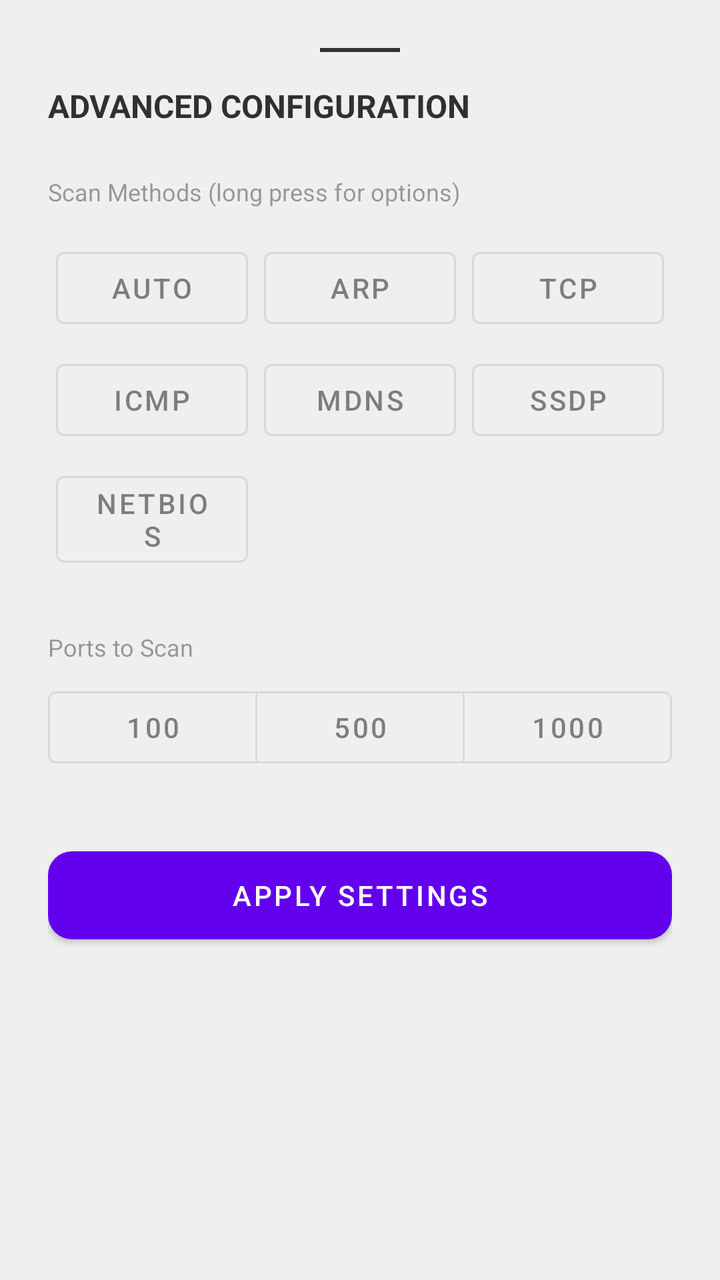
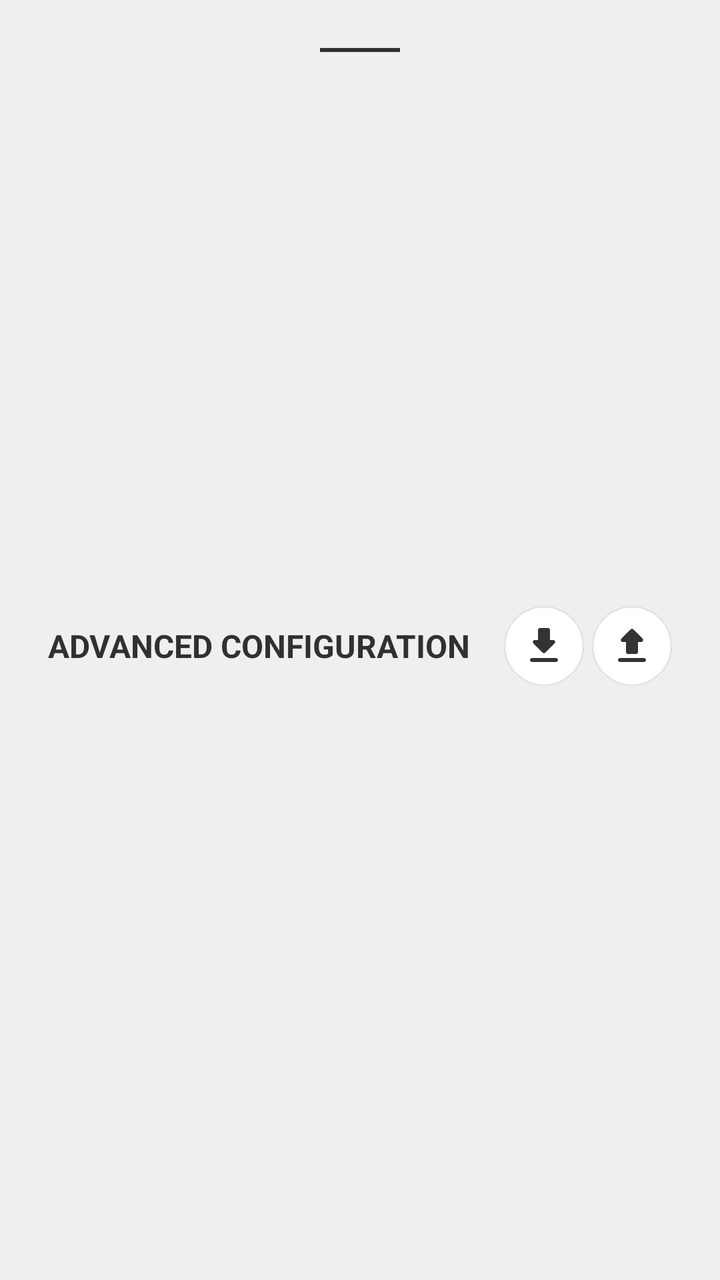

The first picture is an Android layout as it rendered before a commit; the second is the same layout after the commit. The layout source and the unified diff follow.
<!-- AndroidManifest.xml: application theme Theme.NetAnalyzer -->
<!-- res/layout/layout_advanced_settings.xml -->
<?xml version="1.0" encoding="utf-8"?>
<LinearLayout xmlns:android="http://schemas.android.com/apk/res/android"
    xmlns:app="http://schemas.android.com/apk/res-auto"
    android:layout_width="match_parent"
    android:layout_height="wrap_content"
    android:orientation="vertical"
    android:padding="24dp"
    android:background="@color/surface">

    <View
        android:layout_width="40dp"
        android:layout_height="2dp"
        android:layout_gravity="center_horizontal"
        android:layout_marginBottom="16dp"
        android:background="@color/on_surface" />

    <TextView
        android:layout_width="match_parent"
        android:layout_height="wrap_content"
        android:text="ADVANCED CONFIGURATION"
        android:textColor="@color/on_surface"
        android:textSize="16sp"
        android:textStyle="bold"
        android:layout_marginBottom="24dp" />

    <TextView
        android:layout_width="match_parent"
        android:layout_height="wrap_content"
        android:text="Scan Methods (long press for options)"
        android:alpha="0.7"
        android:textSize="12sp"
        android:layout_marginBottom="12dp" />

    
    <GridLayout
        android:id="@+id/grid_methods"
        android:layout_width="match_parent"
        android:layout_height="wrap_content"
        android:columnCount="3"
        android:alignmentMode="alignMargins"
        android:columnOrderPreserved="false">

        <com.google.android.material.button.MaterialButton
            android:id="@+id/btn_method_auto"
            style="?attr/materialButtonOutlinedStyle"
            android:layout_width="0dp"
            android:layout_height="wrap_content"
            android:layout_columnWeight="1"
            android:layout_margin="4dp"
            android:text="AUTO"
            android:checkable="true" />

        <com.google.android.material.button.MaterialButton
            android:id="@+id/btn_method_arp"
            style="?attr/materialButtonOutlinedStyle"
            android:layout_width="0dp"
            android:layout_height="wrap_content"
            android:layout_columnWeight="1"
            android:layout_margin="4dp"
            android:text="ARP"
            android:checkable="true" />

        <com.google.android.material.button.MaterialButton
            android:id="@+id/btn_method_tcp"
            style="?attr/materialButtonOutlinedStyle"
            android:layout_width="0dp"
            android:layout_height="wrap_content"
            android:layout_columnWeight="1"
            android:layout_margin="4dp"
            android:text="TCP"
            android:checkable="true" />

        <com.google.android.material.button.MaterialButton
            android:id="@+id/btn_method_icmp"
            style="?attr/materialButtonOutlinedStyle"
            android:layout_width="0dp"
            android:layout_height="wrap_content"
            android:layout_columnWeight="1"
            android:layout_margin="4dp"
            android:text="ICMP"
            android:checkable="true" />

        <com.google.android.material.button.MaterialButton
            android:id="@+id/btn_method_mdns"
            style="?attr/materialButtonOutlinedStyle"
            android:layout_width="0dp"
            android:layout_height="wrap_content"
            android:layout_columnWeight="1"
            android:layout_margin="4dp"
            android:text="mDNS"
            android:checkable="true" />

        <com.google.android.material.button.MaterialButton
            android:id="@+id/btn_method_ssdp"
            style="?attr/materialButtonOutlinedStyle"
            android:layout_width="0dp"
            android:layout_height="wrap_content"
            android:layout_columnWeight="1"
            android:layout_margin="4dp"
            android:text="SSDP"
            android:checkable="true" />

        <com.google.android.material.button.MaterialButton
            android:id="@+id/btn_method_netbios"
            style="?attr/materialButtonOutlinedStyle"
            android:layout_width="0dp"
            android:layout_height="wrap_content"
            android:layout_columnWeight="1"
            android:layout_margin="4dp"
            android:text="NetBIOS"
            android:checkable="true" />

    </GridLayout>

    <TextView
        android:layout_width="match_parent"
        android:layout_height="wrap_content"
        android:text="Ports to Scan"
        android:alpha="0.7"
        android:textSize="12sp"
        android:layout_marginTop="24dp"
        android:layout_marginBottom="8dp" />

    <com.google.android.material.button.MaterialButtonToggleGroup
        android:id="@+id/toggle_group_ports"
        android:layout_width="match_parent"
        android:layout_height="wrap_content"
        app:singleSelection="true"
        app:selectionRequired="true"
        android:layout_marginBottom="32dp">

        <Button android:id="@+id/btn_ports_100"
            style="?attr/materialButtonOutlinedStyle"
            android:layout_height="wrap_content"
            android:layout_width="0dp"
            android:layout_weight="1"
            android:text="100" />
        <Button android:id="@+id/btn_ports_500"
            style="?attr/materialButtonOutlinedStyle"
            android:layout_height="wrap_content"
            android:layout_width="0dp"
            android:layout_weight="1"
            android:text="500" />
        <Button android:id="@+id/btn_ports_1000"
            style="?attr/materialButtonOutlinedStyle"
            android:layout_height="wrap_content"
            android:layout_width="0dp"
            android:layout_weight="1"
            android:text="1000" />
    </com.google.android.material.button.MaterialButtonToggleGroup>

    <Button
        android:id="@+id/btn_save_config"
        android:layout_width="match_parent"
        android:layout_height="56dp"
        android:text="APPLY SETTINGS"
        app:cornerRadius="12dp" />

</LinearLayout>
<!-- resources referenced by this layout -->
<resources>
  <color name="on_surface">#CC000000</color>
  <color name="surface">#EFEFEF</color>
  <style name="Theme.NetAnalyzer" parent="Theme.MaterialComponents.DayNight.NoActionBar">
          
          <item name="colorPrimary">@color/primary</item>
          <item name="colorPrimaryVariant">@color/primary_variant</item>
          <item name="colorOnPrimary">@color/on_primary</item>
  
          
          <item name="colorSecondary">@color/secondary</item>
          <item name="colorOnSecondary">@color/on_secondary</item>
  
          
          <item name="android:windowBackground">@color/background</item>
          <item name="colorOnBackground">@color/on_background</item>
  
          
          <item name="colorSurface">@color/surface</item>
          <item name="colorOnSurface">@color/on_surface</item>
  
          
          <item name="colorError">@color/error</item>
          <item name="colorOnError">@color/on_error</item>
  
          
          <item name="android:textColorPrimary">@color/on_primary</item>
          <item name="android:textColorSecondary">@color/on_secondary</item>
  
          <item name="colorControlNormal">?attr/colorOnSurface</item>
          <item name="colorControlActivated">@color/primary</item>
      </style>
  <color name="primary">#FF6200EE</color>
  <color name="primary_variant">#FF3700B3</color>
  <color name="on_primary">#FFFFFFFF</color>
  <color name="secondary">#FF03DAC5</color>
  <color name="on_secondary">#FF000000</color>
  <color name="background">#FFFFFFFF</color>
  <color name="on_background">#FF000000</color>
  <color name="error">#FFB00020</color>
  <color name="on_error">#FFFFFFFF</color>
</resources>

<!-- the commit's change to res/layout/layout_advanced_settings.xml (unified diff, before → after) -->
@@ -14,14 +14,49 @@
         android:layout_marginBottom="16dp"
         android:background="@color/on_surface" />
 
-    <TextView
+    <LinearLayout
         android:layout_width="match_parent"
-        android:layout_height="wrap_content"
-        android:text="ADVANCED CONFIGURATION"
-        android:textColor="@color/on_surface"
-        android:textSize="16sp"
-        android:textStyle="bold"
-        android:layout_marginBottom="24dp" />
+        android:layout_height="match_parent"
+        android:orientation="horizontal"
+        android:gravity="center"
+        android:layout_marginBottom="12dp">
+
+        <TextView
+            android:layout_width="wrap_content"
+            android:layout_height="wrap_content"
+            android:text="ADVANCED CONFIGURATION"
+            android:textColor="@color/on_surface"
+            android:textSize="16sp"
+            android:textStyle="bold" />
+
+        <View
+            android:layout_width="0dp"
+            android:layout_height="0dp"
+            android:layout_weight="1"/>
+
+        <ImageButton
+            android:id="@+id/btn_import"
+            android:layout_width="40dp"
+            android:layout_height="40dp"
+            android:padding="2dp"
+            android:background="@drawable/round_button_36"
+            android:src="@drawable/ic_import"
+            app:tint="@color/on_surface" />
+
+        <View
+            android:layout_width="4dp"
+            android:layout_height="0dp"/>
+
+        <ImageButton
+            android:id="@+id/btn_export"
+            android:layout_width="40dp"
+            android:layout_height="40dp"
+            android:padding="2dp"
+            android:background="@drawable/round_button_36"
+            android:src="@drawable/ic_export"
+            app:tint="@color/on_surface"/>
+
+    </LinearLayout>
 
     <TextView
         android:layout_width="match_parent"
<!-- resource entries referenced after the edit -->
@@ -2,6 +2,39 @@
 <resources>
   <color name="on_surface">#CC000000</color>
   <color name="surface">#EFEFEF</color>
+  <!-- drawable ic_export (drawable) -->
+  <vector xmlns:android="http://schemas.android.com/apk/res/android"
+      android:width="24dp"
+      android:height="24dp"
+      android:viewportWidth="24"
+      android:viewportHeight="24">
+    <path
+        android:pathData="M7.4,10h1.59v5c0,0.55 0.45,1 1,1h4c0.55,0 1,-0.45 1,-1v-5h1.59c0.89,0 1.34,-1.08 0.71,-1.71L12.7,3.7c-0.39,-0.39 -1.02,-0.39 -1.41,0L6.7,8.29C6.07,8.92 6.51,10 7.4,10zM5,19c0,0.55 0.45,1 1,1h12c0.55,0 1,-0.45 1,-1s-0.45,-1 -1,-1H6C5.45,18 5,18.45 5,19z"
+        android:fillColor="#e3e3e3"/>
+  </vector>
+  <!-- drawable ic_import (drawable) -->
+  <vector xmlns:android="http://schemas.android.com/apk/res/android"
+      android:width="24dp"
+      android:height="24dp"
+      android:viewportWidth="24"
+      android:viewportHeight="24">
+    <path
+        android:pathData="M16.59,9H15V4c0,-0.55 -0.45,-1 -1,-1h-4C9.45,3 9,3.45 9,4v5H7.41c-0.89,0 -1.34,1.08 -0.71,1.71l4.59,4.59c0.39,0.39 1.02,0.39 1.41,0l4.59,-4.59C17.92,10.08 17.48,9 16.59,9zM5,19c0,0.55 0.45,1 1,1h12c0.55,0 1,-0.45 1,-1s-0.45,-1 -1,-1H6C5.45,18 5,18.45 5,19z"
+        android:fillColor="#e3e3e3"/>
+  </vector>
+  <!-- drawable round_button_36 (drawable) -->
+  <shape xmlns:android="http://schemas.android.com/apk/res/android"
+      android:shape="rectangle">
+  
+      <solid android:color="@color/background" />
+  
+      <corners android:radius="36dp" />
+  
+      <stroke
+          android:width="1dp"
+          android:color="@color/background_10" />
+  
+  </shape>
   <style name="Theme.NetAnalyzer" parent="Theme.MaterialComponents.DayNight.NoActionBar">
           
           <item name="colorPrimary">@color/primary</item>
@@ -37,6 +70,7 @@
   <color name="secondary">#FF03DAC5</color>
   <color name="on_secondary">#FF000000</color>
   <color name="background">#FFFFFFFF</color>
+  <color name="background_10">#11121212</color>
   <color name="on_background">#FF000000</color>
   <color name="error">#FFB00020</color>
   <color name="on_error">#FFFFFFFF</color>
